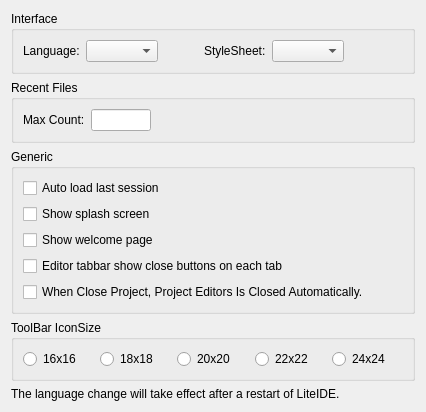
Qt form liteidex/src/liteapp/liteappoption.ui (seanxyh/liteide) before a commit.
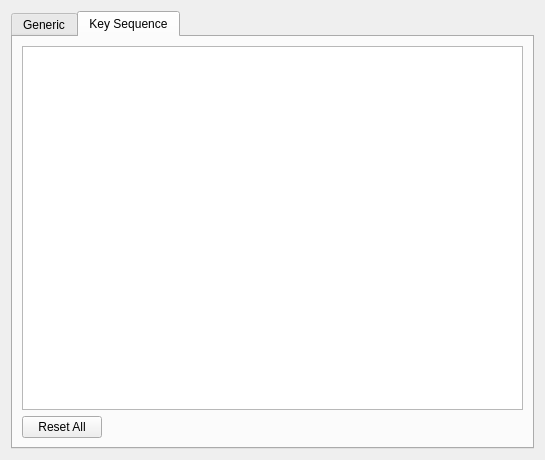
The same form after that commit. The open tabs and pages were chosen to show the change.

```diff
--- a/liteidex/src/liteapp/liteappoption.ui
+++ b/liteidex/src/liteapp/liteappoption.ui
@@ -6,14 +6,24 @@
    <rect>
     <x>0</x>
     <y>0</y>
-    <width>426</width>
-    <height>361</height>
+    <width>545</width>
+    <height>395</height>
    </rect>
   </property>
   <property name="windowTitle">
    <string>Form</string>
   </property>
-  <layout class="QVBoxLayout" name="verticalLayout_2">
+  <layout class="QVBoxLayout" name="verticalLayout_4">
+   <item>
+    <widget class="QTabWidget" name="tabWidget">
+     <property name="currentIndex">
+      <number>0</number>
+     </property>
+     <widget class="QWidget" name="tab">
+      <attribute name="title">
+       <string>Generic</string>
+      </attribute>
+      <layout class="QVBoxLayout" name="verticalLayout_3">
    <item>
     <widget class="QGroupBox" name="groupBox">
      <property name="title">
@@ -252,6 +262,56 @@
      <property name="wordWrap">
       <bool>true</bool>
      </property>
+        </widget>
+       </item>
+      </layout>
+      <zorder>label_2</zorder>
+      <zorder>groupBox_5</zorder>
+      <zorder>groupBox_2</zorder>
+      <zorder>groupBox_4</zorder>
+      <zorder>verticalSpacer</zorder>
+      <zorder>groupBox</zorder>
+      <zorder>label_2</zorder>
+      <zorder>groupBox_5</zorder>
+      <zorder>groupBox_2</zorder>
+      <zorder>groupBox_4</zorder>
+      <zorder>verticalSpacer</zorder>
+      <zorder>groupBox</zorder>
+     </widget>
+     <widget class="QWidget" name="tab_2">
+      <attribute name="title">
+       <string>Key Sequence</string>
+      </attribute>
+      <layout class="QVBoxLayout" name="verticalLayout_5">
+       <item>
+        <widget class="QTreeView" name="keysTreeView"/>
+       </item>
+       <item>
+        <layout class="QHBoxLayout" name="horizontalLayout_7">
+         <item>
+          <widget class="QPushButton" name="pushButton">
+           <property name="text">
+            <string>Reset All</string>
+           </property>
+          </widget>
+         </item>
+         <item>
+          <spacer name="horizontalSpacer_7">
+           <property name="orientation">
+            <enum>Qt::Horizontal</enum>
+           </property>
+           <property name="sizeHint" stdset="0">
+            <size>
+             <width>40</width>
+             <height>20</height>
+            </size>
+           </property>
+          </spacer>
+         </item>
+        </layout>
+       </item>
+      </layout>
+     </widget>
     </widget>
    </item>
   </layout>
```
Lines whose indentation alone changed are shown as unchanged.
